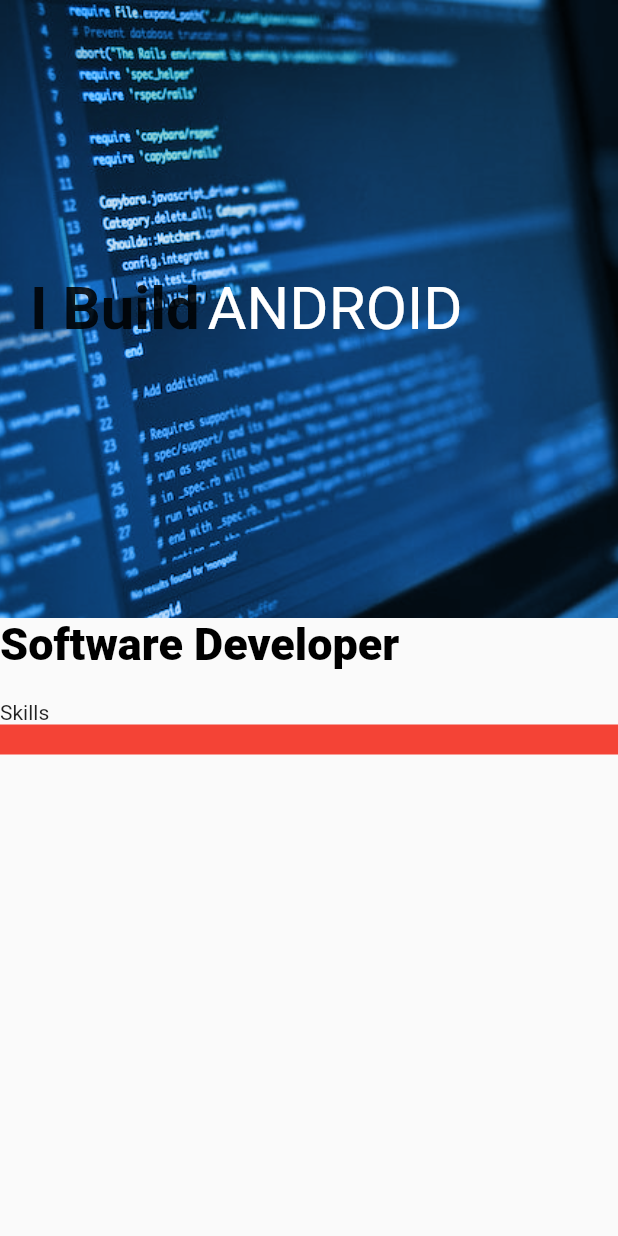
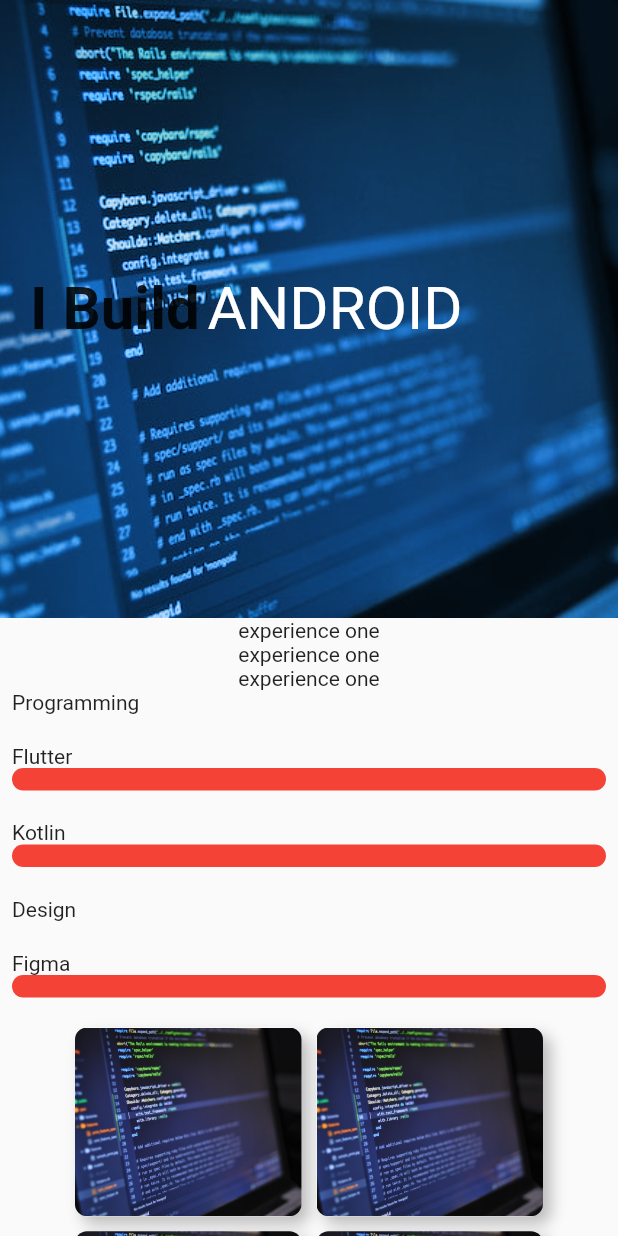
Before and after one commit to AnthonyAniobi/Portfolio, a Flutter app: the screen it shows after launch, on a phone screen of 412 x 824 dp. Run offline on Flutter 3.47's test engine with Material 2 defaults, Android fonts, the light colour scheme and no system bars; drawn by our look-alikes of animated_text_kit; Roboto replaces fonts that are missing (Agne, Horizon).

Commit message:
fixing other widgets

```diff
--- a/lib/screens/home/home_screen.dart
+++ b/lib/screens/home/home_screen.dart
@@ -1,7 +1,9 @@
 import 'package:animated_text_kit/animated_text_kit.dart';
 import 'package:flutter/material.dart';
 import 'package:portfolio/widgets/about/about.dart';
+import 'package:portfolio/widgets/experience/experience.dart';
 import 'package:portfolio/widgets/header/header.dart';
+import 'package:portfolio/widgets/portfolio/portfolio.dart';
 import 'package:portfolio/widgets/skills/skills.dart';
 
 class HomeScreen extends StatelessWidget {
@@ -13,42 +15,44 @@
       body: SingleChildScrollView(
         child: Column(
           crossAxisAlignment: CrossAxisAlignment.stretch,
-          children: [
-            const HeaderWidget(),
-            const AboutWidget(),
-            const SkillsWidget(),
-            SizedBox(
-              width: 300.0,
-              child: DefaultTextStyle(
-                style: const TextStyle(
-                  fontSize: 30.0,
-                  fontFamily: 'Agne',
-                  fontWeight: FontWeight.w900,
-                  color: Colors.black,
-                ),
-                child: AnimatedTextKit(
-                  repeatForever: true,
-                  animatedTexts: [
-                    TypewriterAnimatedText('Software Developer',
-                        speed: const Duration(
-                          milliseconds: 100,
-                        )),
-                  ],
-                  onTap: () {
-                    print("Tap Event");
-                  },
-                ),
-              ),
-            ),
-            const SizedBox(height: 20),
-            Text('Skills'),
-            Container(
-              width: 200,
-              height: 20,
-              decoration: BoxDecoration(
-                color: Colors.red,
-              ),
-            )
+          children: const [
+            HeaderWidget(),
+            AboutWidget(),
+            ExperienceWidget(),
+            SkillsWidget(),
+            PortfolioWidget(),
+            // SizedBox(
+            //   width: 300.0,
+            //   child: DefaultTextStyle(
+            //     style: const TextStyle(
+            //       fontSize: 30.0,
+            //       fontFamily: 'Agne',
+            //       fontWeight: FontWeight.w900,
+            //       color: Colors.black,
+            //     ),
+            //     child: AnimatedTextKit(
+            //       repeatForever: true,
+            //       animatedTexts: [
+            //         TypewriterAnimatedText('Software Developer',
+            //             speed: const Duration(
+            //               milliseconds: 100,
+            //             )),
+            //       ],
+            //       onTap: () {
+            //         print("Tap Event");
+            //       },
+            //     ),
+            //   ),
+            // ),
+            // const SizedBox(height: 20),
+            // Text('Skills'),
+            // Container(
+            //   width: 200,
+            //   height: 20,
+            //   decoration: BoxDecoration(
+            //     color: Colors.red,
+            //   ),
+            // )
           ],
         ),
       ),
--- /dev/null
+++ b/lib/util/models/skill_category.dart
@@ -0,0 +1,23 @@
+class SkillCategory {
+  final String name;
+  final List<Skill> skills;
+
+  SkillCategory(this.name, this.skills);
+
+  static List<SkillCategory> category = [
+    SkillCategory('Programming', [
+      Skill('Flutter', 100),
+      Skill('Kotlin', 80),
+    ]),
+    SkillCategory('Design', [
+      Skill('Figma', 90),
+    ]),
+  ];
+}
+
+class Skill {
+  final String name;
+  final int percentage;
+
+  Skill(this.name, this.percentage);
+}
--- a/lib/util/ui/flex_align.dart
+++ b/lib/util/ui/flex_align.dart
@@ -4,7 +4,7 @@
 class FlexAlign {
   /// list of widgets are aligned vertically on tablet and mobile but
   /// horizontal on desktop
-  Widget tabletVertical(BuildContext context, List<Widget> children) {
+  static Widget tabletVertical(BuildContext context, List<Widget> children) {
     return LayoutBuilder(builder: (context, constraint) {
       if (constraint.maxWidth < AppSizes.maxTablet) {
         return _align(axis: Axis.vertical, children: children);
@@ -16,7 +16,7 @@
 
   /// list of widgets are aligned vertical only on mobile but horizontally
   /// on tablet and desktop
-  Widget mobileVertical(BuildContext context, List<Widget> children) {
+  static Widget mobileVertical(BuildContext context, List<Widget> children) {
     return LayoutBuilder(builder: (context, constraint) {
       if (constraint.maxWidth < AppSizes.maxTablet) {
         return _align(axis: Axis.vertical, children: children);
@@ -27,6 +27,12 @@
   }
 
   static Flex _align({required Axis axis, required List<Widget> children}) {
-    return Flex(direction: axis, children: children);
+    return axis == Axis.horizontal
+        ? Row(
+            children: children.map((e) => Expanded(child: e)).toList(),
+          )
+        : Column(
+            children: children,
+          );
   }
 }
--- /dev/null
+++ b/lib/widgets/experience/experience.dart
@@ -0,0 +1,16 @@
+import 'package:flutter/material.dart';
+
+class ExperienceWidget extends StatelessWidget {
+  const ExperienceWidget({super.key});
+
+  @override
+  Widget build(BuildContext context) {
+    return Column(
+      children: [
+        Text('experience one'),
+        Text('experience one'),
+        Text('experience one'),
+      ],
+    );
+  }
+}
--- /dev/null
+++ b/lib/widgets/portfolio/portfolio.dart
@@ -0,0 +1,51 @@
+import 'package:flutter/material.dart';
+import 'package:portfolio/util/constants/app_images.dart';
+
+class PortfolioWidget extends StatelessWidget {
+  const PortfolioWidget({super.key});
+
+  @override
+  Widget build(BuildContext context) {
+    return Container(
+      padding: const EdgeInsets.symmetric(horizontal: 50),
+      child: GridView.builder(
+        physics: const NeverScrollableScrollPhysics(),
+        shrinkWrap: true,
+        gridDelegate: const SliverGridDelegateWithMaxCrossAxisExtent(
+          maxCrossAxisExtent: 300,
+          // mainAxisExtent: 10,
+          crossAxisSpacing: 10,
+          mainAxisSpacing: 10,
+          childAspectRatio: 1.2,
+        ),
+        itemCount: 4,
+        itemBuilder: (context, index) {
+          return Container(
+            decoration: BoxDecoration(
+              color: Colors.white,
+              image: DecorationImage(
+                  image: AssetImage(AppImages.codeBg), fit: BoxFit.cover),
+              borderRadius: BorderRadius.circular(8),
+              boxShadow: [
+                BoxShadow(
+                  offset: const Offset(5, 5),
+                  color: Colors.black.withOpacity(0.25),
+                  blurRadius: 8,
+                )
+              ],
+            ),
+            // child: ClipRRect(
+            //   borderRadius: BorderRadius.circular(8),
+            //   child: Image.asset(
+            //     AppImages.codeBg,
+            //     width: double.maxFinite,
+            //     height: double.maxFinite,
+            //     fit: BoxFit.cover,
+            //   ),
+            // ),
+          );
+        },
+      ),
+    );
+  }
+}
--- a/lib/widgets/skills/skills.dart
+++ b/lib/widgets/skills/skills.dart
@@ -1,5 +1,7 @@
 import 'package:flutter/material.dart';
 import 'package:portfolio/util/constants/app_sizes.dart';
+import 'package:portfolio/util/models/skill_category.dart';
+import 'package:portfolio/util/ui/flex_align.dart';
 
 class SkillsWidget extends StatelessWidget {
   const SkillsWidget({super.key});
@@ -7,15 +9,57 @@
   @override
   Widget build(BuildContext context) {
     return LayoutBuilder(builder: (context, constraint) {
-      if (constraint.maxWidth < AppSizes.maxTablet) {
-        return aboutAlign(axis: Axis.vertical, children: []);
+      if (constraint.maxWidth < 700) {
+        return Column(
+          crossAxisAlignment: CrossAxisAlignment.start,
+          mainAxisAlignment: MainAxisAlignment.start,
+          children:
+              SkillCategory.category.map((e) => skillCategory(e)).toList(),
+        );
       } else {
-        return aboutAlign(axis: Axis.horizontal, children: []);
+        return Padding(
+          padding: const EdgeInsets.symmetric(horizontal: 40),
+          child: Row(
+            crossAxisAlignment: CrossAxisAlignment.start,
+            mainAxisAlignment: MainAxisAlignment.start,
+            children: SkillCategory.category
+                .map((e) => Expanded(child: skillCategory(e)))
+                .toList(),
+          ),
+        );
       }
     });
   }
 
-  Flex aboutAlign({required Axis axis, required List<Widget> children}) {
-    return Flex(direction: axis, children: children);
+  Widget skillCategory(SkillCategory category) {
+    return Padding(
+      padding: const EdgeInsets.symmetric(horizontal: 8.0),
+      child: Column(
+        crossAxisAlignment: CrossAxisAlignment.start,
+        mainAxisAlignment: MainAxisAlignment.start,
+        children: [
+          Text(category.name),
+          const SizedBox(height: 20),
+          ...category.skills
+              .map((e) => Column(
+                    crossAxisAlignment: CrossAxisAlignment.start,
+                    mainAxisAlignment: MainAxisAlignment.start,
+                    children: [
+                      Text(e.name),
+                      Container(
+                        width: double.maxFinite,
+                        height: 15,
+                        decoration: BoxDecoration(
+                          borderRadius: BorderRadius.circular(10),
+                          color: Colors.red,
+                        ),
+                      ),
+                      const SizedBox(height: 20),
+                    ],
+                  ))
+              .toList(),
+        ],
+      ),
+    );
   }
 }
```
